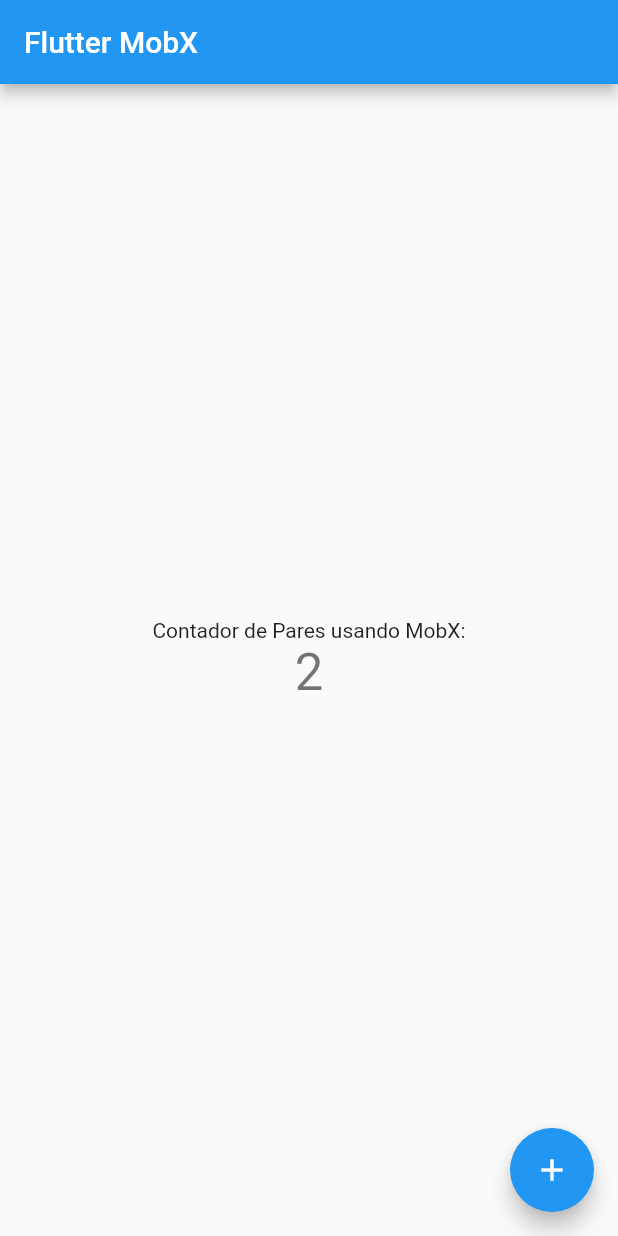
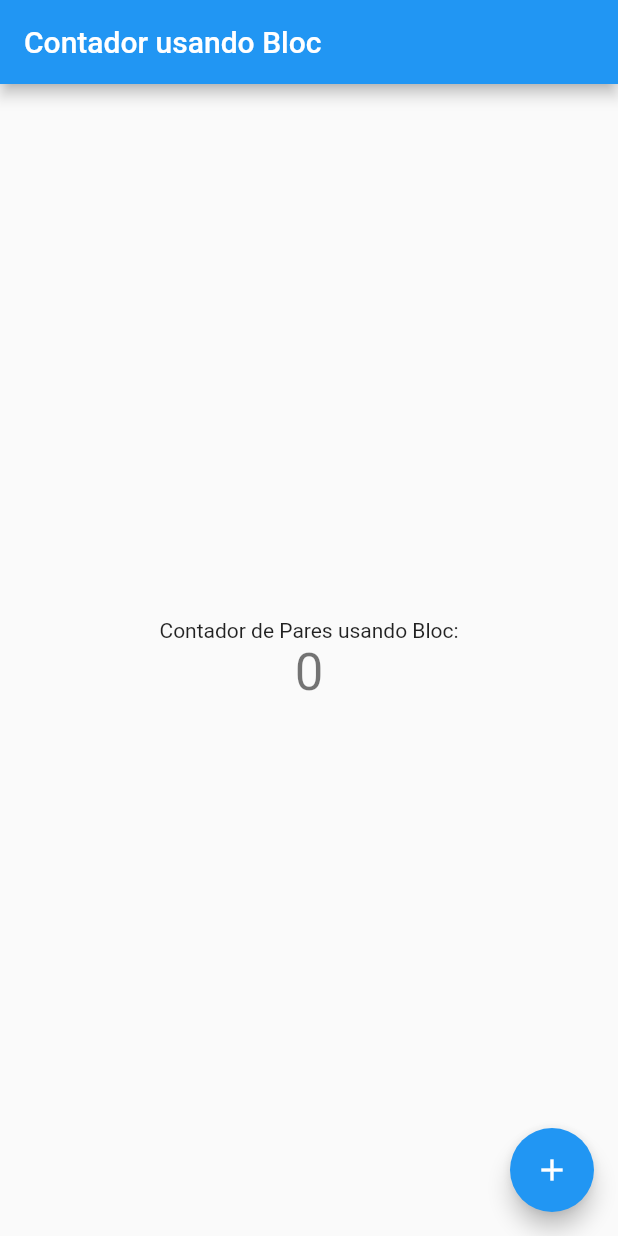
Before and after one commit to NiltonFirmino/bloc_getx_mobx_cleandart, a Flutter app: the screen it shows after launch, after a tap on the "add" icon, on a phone screen of 412 x 824 dp. Run offline on Flutter 3.47's test engine with Material 2 defaults, Android fonts, the phone set to English and light mode, and no system bars; our stand-ins replace flutter_bloc, flutter_mobx, mobx; missing offline and left inert: dart:html.

Commit message:
Initial Bloc

```diff
--- a/lib/app/modulo/provider/domain/use_case.dart
+++ b/lib/app/modulo/provider/domain/use_case.dart
@@ -1,5 +1,5 @@
 class NumberCounter {
-  int _number = 0;
+   int _number = 0;
 
   int get number => _number;
 
--- /dev/null
+++ b/lib/app/modulo/provider/infra/controller_bloc.dart
@@ -0,0 +1,18 @@
+import 'dart:html';
+
+import 'package:flutter_bloc/flutter_bloc.dart';
+import 'package:mobx_bloc_getx_cleandart/app/modulo/provider/domain/use_case.dart';
+
+enum BlocEvent { increment }
+
+class ControllerCounterBloc extends Bloc<BlocEvent, int> {
+
+  final nc = NumberCounter();
+  ControllerCounterBloc() : super(0);
+
+  Stream<int> incrementBloc(BlocEvent event) async* {
+    if (event == BlocEvent.increment) {
+      nc.incrementnumber();
+    }
+  }
+}
--- a/lib/app/modulo/provider/infra/controller.dart
+++ b/lib/app/modulo/provider/infra/controller_mobx.dart
@@ -1,7 +1,7 @@
 import 'package:mobx/mobx.dart';
 import 'package:mobx_bloc_getx_cleandart/app/modulo/provider/domain/use_case.dart';
 
-class ControllerCounter {
+class ControllerCounterMobx {
   final nc = NumberCounter();
 
   late final counter = Observable(nc.number);
--- /dev/null
+++ b/lib/app/modulo/provider/ui/ui_bloc.dart
@@ -0,0 +1,46 @@
+import 'package:flutter/material.dart';
+import 'package:mobx_bloc_getx_cleandart/app/modulo/provider/infra/controller_bloc.dart';
+
+class MyHomeBloc extends StatefulWidget {
+  const MyHomeBloc({Key? key}) : super(key: key);
+
+  @override
+  State<MyHomeBloc> createState() => _MyHomeBlocState();
+}
+
+class _MyHomeBlocState extends State<MyHomeBloc> {
+  final ccbloc = ControllerCounterBloc();
+  @override
+  Widget build(BuildContext context) {
+    return Scaffold(
+      appBar: AppBar(
+        title: const Text('Contador usando Bloc'),
+      ),
+      body: Center(
+        child: Column(
+          mainAxisAlignment: MainAxisAlignment.center,
+          children: <Widget>[
+            const Text(
+              'Contador de Pares usando Bloc:',
+            ),
+            StreamBuilder(
+              stream: ccbloc.incrementBloc(BlocEvent.increment),
+              builder: (context, snapshot) {
+                return Text(
+                  ccbloc.state.toString(),
+                  style: Theme.of(context).textTheme.headline4,
+                );
+              }
+            ),
+          ],
+        ),
+      ),
+      floatingActionButton: FloatingActionButton(
+        onPressed: () {
+          ccbloc.add(BlocEvent.increment);
+        },
+        child: const Icon(Icons.add),
+      ),
+    );
+  }
+}
--- a/lib/app/modulo/provider/ui/ui_mobx.dart
+++ b/lib/app/modulo/provider/ui/ui_mobx.dart
@@ -1,22 +1,21 @@
 import 'package:flutter/material.dart';
 import 'package:flutter_mobx/flutter_mobx.dart';
-import 'package:mobx_bloc_getx_cleandart/app/modulo/provider/infra/controller.dart';
+import 'package:mobx_bloc_getx_cleandart/app/modulo/provider/infra/controller_mobx.dart';
 
 class MyHomeMobX extends StatefulWidget {
-  const MyHomeMobX({Key? key, required this.title}) : super(key: key);
-  final String title;
+  const MyHomeMobX({Key? key}) : super(key: key);
 
   @override
   State<MyHomeMobX> createState() => _MyHomeMobXState();
 }
 
 class _MyHomeMobXState extends State<MyHomeMobX> {
-  final cc = ControllerCounter();
+  final ccmobx = ControllerCounterMobx();
   @override
   Widget build(BuildContext context) {
     return Scaffold(
       appBar: AppBar(
-        title: Text(widget.title),
+        title: const Text('Contador usando Mobx'),
       ),
       body: Center(
         child: Column(
@@ -28,8 +27,7 @@ class _MyHomeMobXState extends State<MyHomeMobX> {
             Observer(
               builder: (BuildContext context) {
                 return Text(
-                  // ignore: unnecessary_brace_in_string_interps
-                  cc.counter.value.toString(),
+                  ccmobx.counter.value.toString(),
                   style: Theme.of(context).textTheme.headline4,
                 );
               },
@@ -39,9 +37,8 @@ class _MyHomeMobXState extends State<MyHomeMobX> {
       ),
       floatingActionButton: FloatingActionButton(
         onPressed: () {
-          cc.incnumber();
+          ccmobx.incnumber();
         },
-        tooltip: 'Increment',
         child: const Icon(Icons.add),
       ),
     );
--- a/lib/app/myapp.dart
+++ b/lib/app/myapp.dart
@@ -1,6 +1,6 @@
 import 'package:flutter/material.dart';
-
-import 'modulo/provider/ui/ui_mobx.dart';
+import 'package:mobx_bloc_getx_cleandart/app/modulo/provider/ui/ui_bloc.dart';
+//import 'modulo/provider/ui/ui_mobx.dart';
 
 class MyApp extends StatelessWidget {
 
@@ -9,11 +9,12 @@ class MyApp extends StatelessWidget {
 
   Widget build(BuildContext context) {
     return MaterialApp(
-      title: 'Flutter Demo',
+      title: 'Gerindo Estados - Flutter',
+      debugShowCheckedModeBanner: false,
       theme: ThemeData(
         primarySwatch: Colors.blue,
       ),
-      home: const MyHomeMobX(title: 'Flutter MobX'),
+      home: const MyHomeBloc(),
     );
   }
 }
```
